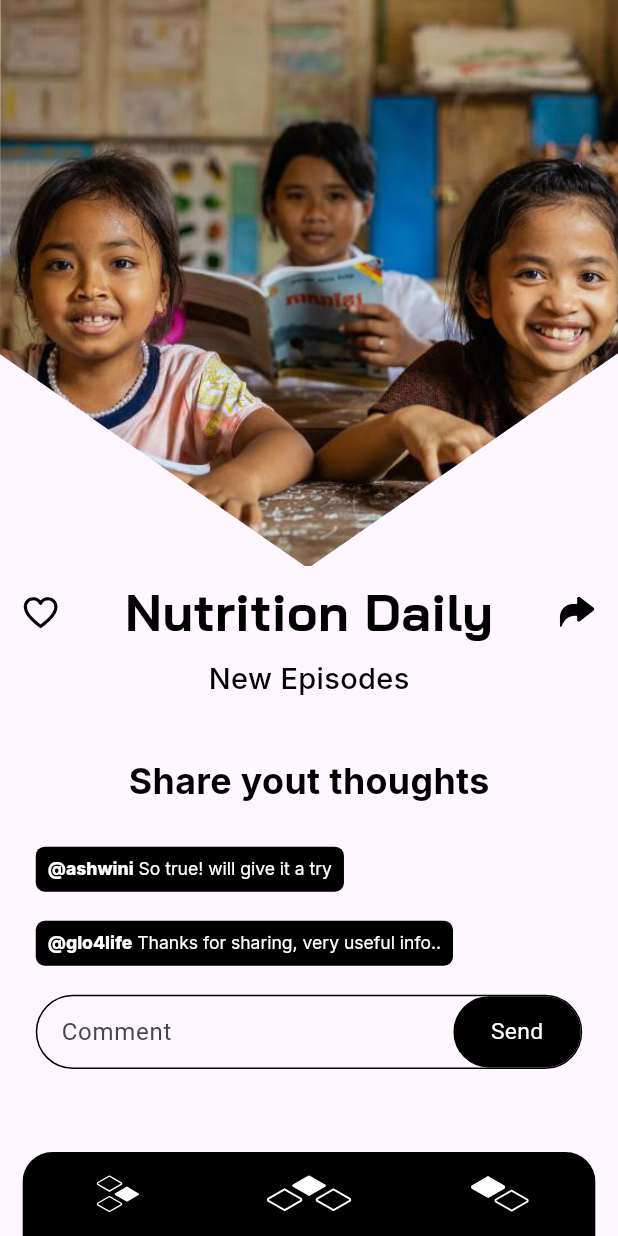
After one commit to kumarsaravana001/ondog, a Flutter app: the screen it shows after launch, item 3 of the bottom bar chosen, scrolled down 117 dp, after a tap on "Send", on a phone screen of 412 x 824 dp. The commit adds this screen. Run offline on Flutter 3.47's test engine with Material 3 defaults, Android fonts, the light colour scheme and no system bars; our stand-ins replace device_preview, flutter_svg, go_router, responsive_sizer.

Commit message:
reels section completed

```diff
--- a/lib/config/app_icons.dart
+++ b/lib/config/app_icons.dart
@@ -24,4 +24,6 @@ class IconAssets {
   static const String share = "assets/icons/share.svg";
   static const String message = "assets/icons/message.svg";
   static const String addtoplaylist = "assets/icons/add_to_play_list.svg";
+  static const String reelsplaceholder = "assets/icons/reels_placeholder.svg";
+  static const String reelscolor = "assets/icons/reels_color.svg";
 }
--- a/lib/config/app_images.dart
+++ b/lib/config/app_images.dart
@@ -18,4 +18,13 @@ class AppImages {
       fit: fit,
     );
   }
+
+  static Widget reelsimage({double? height, double? width, BoxFit? fit}) {
+    return Image.asset(
+      "assets/images/reels_image.png",
+      width: width,
+      height: height,
+      fit: fit,
+    );
+  }
 }
--- a/lib/config/app_localization.dart
+++ b/lib/config/app_localization.dart
@@ -92,4 +92,10 @@ class AppLocalisation {
   static const glossarycontent = "Glossary";
 
   static const newepisodes = "New Episodes";
+  static const nutritiondaily = "Nutrition Daily";
+  static const shareyourthoughts = "Share yout thoughts";
+  static const ashwini = "@ashwini";
+  static const glo4life = "@glo4life";
+  static const sotrue = " So true! will give it a try";
+  static const thanksforsharring = " Thanks for sharing, very useful info..";
 }
--- a/lib/main.dart
+++ b/lib/main.dart
@@ -6,18 +6,18 @@ import 'routers/app_router.dart';
 import 'utilities/index.dart';
 
 void main() {
-  // SystemChrome.setPreferredOrientations([
-  //   DeviceOrientation.portraitUp,
-  //   DeviceOrientation.portraitDown,
-  // ]);
+  SystemChrome.setPreferredOrientations([
+    DeviceOrientation.portraitUp,
+    DeviceOrientation.portraitDown,
+  ]);
+  runApp(
+    DevicePreview(
+      builder: (context) => const MyApp(),
+    ),
+  );
   // runApp(
-  //   DevicePreview(
-  //     builder: (context) => const MyApp(),
-  //   ),
+  //   const MyApp(),
   // );
-  runApp(
-    const MyApp(),
-  );
 }
 
 class MyApp extends StatelessWidget {
--- a/lib/routers/app_router.dart
+++ b/lib/routers/app_router.dart
@@ -4,7 +4,7 @@ import 'package:ondgo_flutter/utilities/index.dart';
 import '../view/view_index.dart';
 
 final router = GoRouter(
-  initialLocation: "/",
+  initialLocation: "/Navbar",
   routes: [
     GoRoute(path: '/', builder: (context, state) => const SplashScreen()),
     GoRoute(path: '/splash', builder: (context, state) => const SplashScreen()),
@@ -29,6 +29,7 @@ final router = GoRouter(
         path: '/feedback', builder: (context, state) => const FeedbackScreen()),
     GoRoute(
         path: '/contact', builder: (context, state) => const ContactUsScreen()),
+    GoRoute(path: '/reels', builder: (context, state) => const ReelsScreen()),
     // GoRoute(path: '/test', builder: (context, state) => const Navbardemo()),
   ],
 );
--- a/lib/utilities/app_bottom_navbar.dart
+++ b/lib/utilities/app_bottom_navbar.dart
@@ -29,7 +29,8 @@ class _NavbarState extends State<Navbar> {
               children: const [
                 HomeScreen(),
                 ShowCaseScreen(),
-                ProfileScreen(),
+                // ProfileScreen(),
+                ReelsScreen()
               ],
             ),
           ),
--- a/lib/view/screens/homescreen/home_screen.dart
+++ b/lib/view/screens/homescreen/home_screen.dart
@@ -22,7 +22,7 @@ class _HomeScreenState extends State<HomeScreen> {
                 children: [
                   AppImages.dummyimage(
                       height: 45.h, fit: BoxFit.cover, width: double.infinity),
-                  Container(height: Adaptive.h(60)),
+                  Container(height: Adaptive.h(65)),
                   Stack(
                     children: [
                       Padding(
@@ -140,7 +140,7 @@ class _HomeScreenState extends State<HomeScreen> {
                         ),
                       ),
                       Positioned(
-                        top: 230,
+                        top: 220,
                         left: 0,
                         right: 0,
                         child: Center(
@@ -157,7 +157,7 @@ class _HomeScreenState extends State<HomeScreen> {
                         ),
                       ),
                       Positioned(
-                        bottom: 150,
+                        bottom: 110,
                         left: 30,
                         child: Container(
                             height: 200,
--- /dev/null
+++ b/lib/view/screens/reels/reels_screen.dart
@@ -0,0 +1,229 @@
+import 'package:flutter/material.dart';
+
+import '../../../config/config_index.dart';
+import '../../../utilities/index.dart';
+import 'dart:ui' as ui;
+
+class ReelsScreen extends StatefulWidget {
+  const ReelsScreen({super.key});
+
+  @override
+  State<ReelsScreen> createState() => _ReelsScreenState();
+}
+
+class _ReelsScreenState extends State<ReelsScreen> {
+  @override
+  Widget build(BuildContext context) {
+    return SafeArea(
+      child: Scaffold(
+        body: SingleChildScrollView(
+          child: Column(
+            children: [
+              Stack(
+                children: [
+                  ClipPath(
+                    clipper: TriangularClipper(),
+                    child: AppImages.dummyimage(
+                        height: 60.h,
+                        fit: BoxFit.cover,
+                        width: double.infinity),
+                  ),
+                  // Positioned(
+                  //   bottom: 0,
+                  //   child: SvgPicture.asset(
+                  //     IconAssets.reelscolor,
+                  //     clipBehavior: Clip.antiAlias,
+                  //     fit: BoxFit.fill,
+                  //     color: AppColors.white,
+                  //     colorBlendMode: ui.BlendMode.dst,
+                  //   ),
+                  // ),
+                  Positioned(
+                    top: 10,
+                    left: 30,
+                    child: Row(
+                      children: [
+                        SvgPicture.asset(IconAssets.ondgoTextlogowhite,
+                            semanticsLabel: 'Ondgo Logo')
+                      ],
+                    ),
+                  ),
+                  Positioned(
+                    top: 0,
+                    right: 30,
+                    child: Row(
+                      children: [SvgPicture.asset(IconAssets.badgeclose)],
+                    ),
+                  ),
+                ],
+              ),
+              Padding(
+                padding:
+                    EdgeInsets.symmetric(vertical: 10.sp, horizontal: 16.sp),
+                child: Row(
+                  mainAxisAlignment: MainAxisAlignment.spaceBetween,
+                  children: [
+                    AppIconsWidget.favourites(),
+                    Text(
+                      AppLocalisation.nutritiondaily,
+                      style: AppTestStyle.headingBai(fontSize: 24.sp),
+                    ),
+                    AppIconsWidget.share()
+                  ],
+                ),
+              ),
+              Text(
+                AppLocalisation.newepisodes,
+                style: AppTestStyle.headingint(
+                    fontSize: 18.sp, fontWeight: FontWeight.w500),
+              ),
+              Padding(
+                padding: EdgeInsets.only(top: 25.sp, bottom: 15.sp),
+                child: Text(
+                  AppLocalisation.shareyourthoughts,
+                  style: AppTestStyle.headingint(
+                      fontSize: 20.sp, fontWeight: FontWeight.w700),
+                ),
+              ),
+              Padding(
+                padding: EdgeInsets.fromLTRB(20.sp, 15.sp, 0, 10.sp),
+                child: Align(
+                  alignment: Alignment.centerLeft,
+                  child: Container(
+                    decoration: BoxDecoration(
+                        borderRadius: BorderRadius.circular(6),
+                        color: AppColors.black),
+                    child: Padding(
+                        padding: const EdgeInsets.all(8.0),
+                        child: RichText(
+                          text: TextSpan(children: [
+                            TextSpan(
+                              text: AppLocalisation.ashwini,
+                              style: AppTestStyle.headingint(
+                                  fontSize: 14.sp,
+                                  fontWeight: FontWeight.w800,
+                                  color: AppColors.white),
+                            ),
+                            TextSpan(
+                              text: AppLocalisation.sotrue,
+                              style: AppTestStyle.headingint(
+                                  fontSize: 14.sp,
+                                  fontWeight: FontWeight.w400,
+                                  color: AppColors.white),
+                            )
+                          ]),
+                        )),
+                  ),
+                ),
+              ),
+              Padding(
+                padding: EdgeInsets.fromLTRB(20.sp, 15.sp, 0, 10.sp),
+                child: Align(
+                  alignment: Alignment.centerLeft,
+                  child: Container(
+                    decoration: BoxDecoration(
+                        borderRadius: BorderRadius.circular(6),
+                        color: AppColors.black),
+                    child: Padding(
+                        padding: const EdgeInsets.all(8.0),
+                        child: RichText(
+                          text: TextSpan(children: [
+                            TextSpan(
+                              text: AppLocalisation.glo4life,
+                              style: AppTestStyle.headingint(
+                                  fontSize: 14.sp,
+                                  fontWeight: FontWeight.w800,
+                                  color: AppColors.white),
+                            ),
+                            TextSpan(
+                              text: AppLocalisation.thanksforsharring,
+                              style: AppTestStyle.headingint(
+                                  fontSize: 14.sp,
+                                  fontWeight: FontWeight.w400,
+                                  color: AppColors.white),
+                            )
+                          ]),
+                        )),
+                  ),
+                ),
+              ),
+              Padding(
+                padding:
+                    EdgeInsets.symmetric(horizontal: 20.sp, vertical: 15.sp),
+                child: Container(
+                  height: 6.h,
+                  decoration: BoxDecoration(
+                    borderRadius: BorderRadius.circular(30),
+                    border: Border.all(color: AppColors.black),
+                  ),
+                  child: Row(
+                    mainAxisAlignment:
+                        MainAxisAlignment.spaceBetween, // Adjust alignment
+                    children: [
+                      Expanded(
+                        child: Container(
+                          alignment: Alignment.center,
+                          padding: const EdgeInsets.symmetric(horizontal: 16.0),
+                          child: const TextField(
+                            decoration: InputDecoration(
+                              hintText: 'Comment',
+                              border: InputBorder.none,
+                            ),
+                          ),
+                        ),
+                      ),
+                      Container(
+                        height: 6.h,
+                        decoration: BoxDecoration(
+                          borderRadius: BorderRadius.circular(30),
+                          border: Border.all(color: AppColors.black),
+                          color: AppColors.black, // Background color
+                        ),
+                        child: InkWell(
+                          onTap: () {},
+                          child: Padding(
+                            padding: EdgeInsets.symmetric(horizontal: 20.sp),
+                            child: Center(
+                              child: Text(
+                                "Send",
+                                style: TextStyle(
+                                  fontSize: 16.sp,
+                                  color: AppColors.white,
+                                ),
+                              ),
+                            ),
+                          ),
+                        ),
+                      ),
+                    ],
+                  ),
+                ),
+              ),
+              SizedBox(height: 12.h),
+            ],
+          ),
+        ),
+      ),
+    );
+  }
+}
+
+class TriangularClipper extends CustomClipper<Path> {
+  @override
+  Path getClip(Size size) {
+    Path path_0 = Path();
+    path_0.moveTo(size.width * 0.0008333, size.height * -0.0028571);
+    path_0.lineTo(size.width * 1.0025000, 0);
+    path_0.lineTo(size.width, size.height * 0.7128571);
+    path_0.lineTo(size.width * 0.4983333, size.height * 1.0028571);
+    path_0.lineTo(0, size.height * 0.7142857);
+    path_0.lineTo(size.width * 0.0008333, size.height * -0.0028571);
+    path_0.close();
+    return path_0;
+  }
+
+  @override
+  bool shouldReclip(covariant CustomClipper<Path> oldClipper) {
+    return false;
+  }
+}
--- a/lib/view/view_index.dart
+++ b/lib/view/view_index.dart
@@ -12,3 +12,4 @@ export 'package:ondgo_flutter/view/screens/rewards/rewards_screen.dart';
 export 'package:ondgo_flutter/view/screens/homescreen/home_screen.dart';
 export 'package:ondgo_flutter/view/screens/events/events_screen.dart';
 export 'package:ondgo_flutter/view/screens/showcase/showcase_screen.dart';
+export 'package:ondgo_flutter/view/screens/reels/reels_screen.dart';
```
Also changed, not shown: assets/icons/reels_color.svg (added), assets/icons/reels_placeholder.svg (added), assets/images/reels_image.jpg (added).
